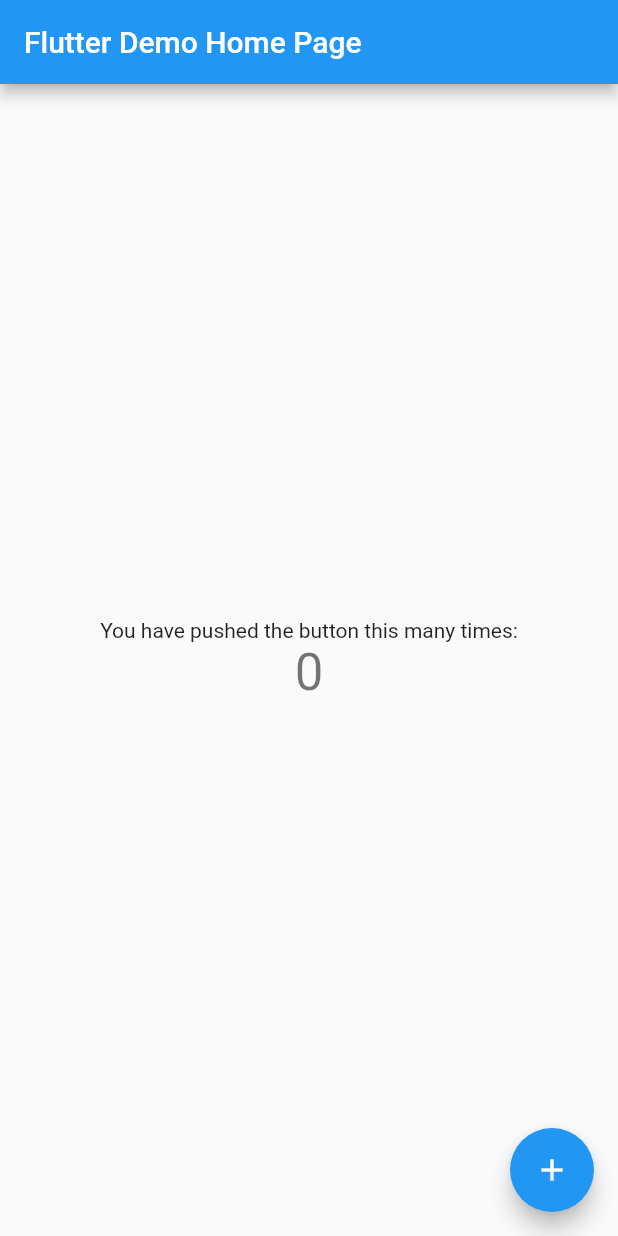
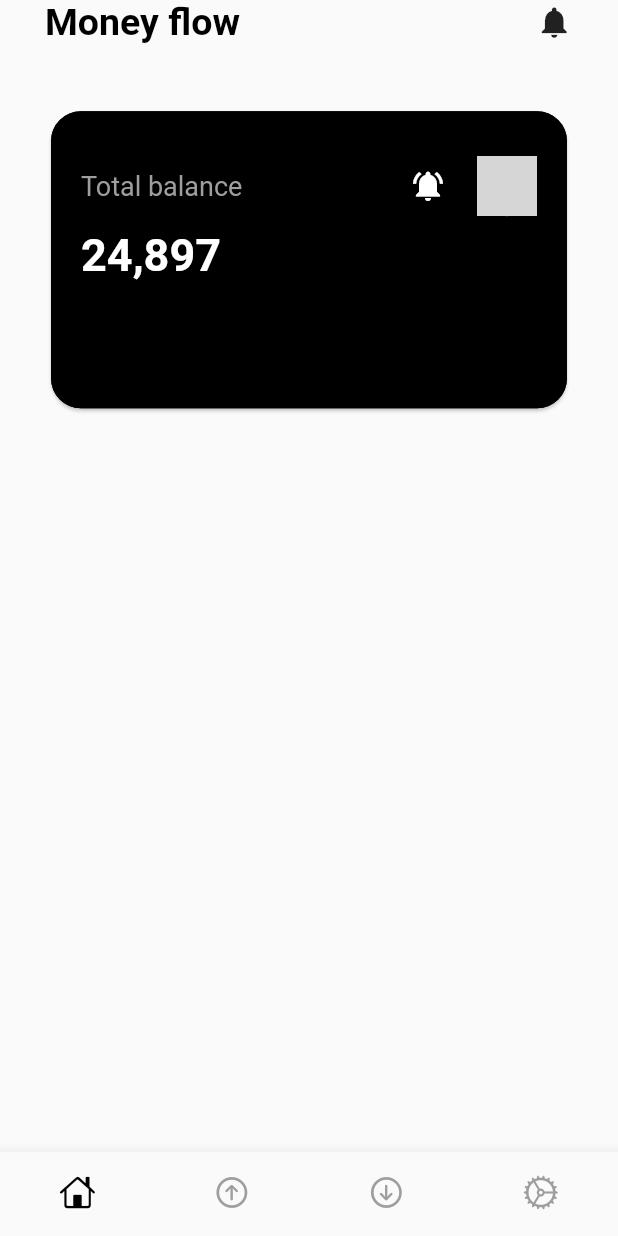
Before and after one commit to sajjatdev/wallet-flutter-ios-android, a Flutter app: the screen it shows after launch, on a phone screen of 412 x 824 dp. Run offline on Flutter 3.47's test engine with Material 2 defaults, Android fonts, the phone set to English and light mode, and no system bars; our stand-ins replace get; network calls fail; grey boxes are pictures that could not be loaded.

Commit message:
Card Design

```diff
--- a/lib/main.dart
+++ b/lib/main.dart
@@ -1,115 +1,19 @@
 import 'package:flutter/material.dart';
+import 'package:get/get.dart';
+import 'package:get/route_manager.dart';
+import 'package:wallet/screen/HomePage.dart';
 
 void main() {
-  runApp(const MyApp());
+  runApp(const Wallet());
 }
 
-class MyApp extends StatelessWidget {
-  const MyApp({Key? key}) : super(key: key);
+class Wallet extends StatelessWidget {
+  const Wallet({Key? key}) : super(key: key);
 
-  // This widget is the root of your application.
   @override
   Widget build(BuildContext context) {
-    return MaterialApp(
-      title: 'Flutter Demo',
-      theme: ThemeData(
-        // This is the theme of your application.
-        //
-        // Try running your application with "flutter run". You'll see the
-        // application has a blue toolbar. Then, without quitting the app, try
-        // changing the primarySwatch below to Colors.green and then invoke
-        // "hot reload" (press "r" in the console where you ran "flutter run",
-        // or simply save your changes to "hot reload" in a Flutter IDE).
-        // Notice that the counter didn't reset back to zero; the application
-        // is not restarted.
-        primarySwatch: Colors.blue,
-      ),
-      home: const MyHomePage(title: 'Flutter Demo Home Page'),
+    return const GetMaterialApp(
+      home: HomePage(),
     );
   }
 }
-
-class MyHomePage extends StatefulWidget {
-  const MyHomePage({Key? key, required this.title}) : super(key: key);
-
-  // This widget is the home page of your application. It is stateful, meaning
-  // that it has a State object (defined below) that contains fields that affect
-  // how it looks.
-
-  // This class is the configuration for the state. It holds the values (in this
-  // case the title) provided by the parent (in this case the App widget) and
-  // used by the build method of the State. Fields in a Widget subclass are
-  // always marked "final".
-
-  final String title;
-
-  @override
-  State<MyHomePage> createState() => _MyHomePageState();
-}
-
-class _MyHomePageState extends State<MyHomePage> {
-  int _counter = 0;
-
-  void _incrementCounter() {
-    setState(() {
-      // This call to setState tells the Flutter framework that something has
-      // changed in this State, which causes it to rerun the build method below
-      // so that the display can reflect the updated values. If we changed
-      // _counter without calling setState(), then the build method would not be
-      // called again, and so nothing would appear to happen.
-      _counter++;
-    });
-  }
-
-  @override
-  Widget build(BuildContext context) {
-    // This method is rerun every time setState is called, for instance as done
-    // by the _incrementCounter method above.
-    //
-    // The Flutter framework has been optimized to make rerunning build methods
-    // fast, so that you can just rebuild anything that needs updating rather
-    // than having to individually change instances of widgets.
-    return Scaffold(
-      appBar: AppBar(
-        // Here we take the value from the MyHomePage object that was created by
-        // the App.build method, and use it to set our appbar title.
-        title: Text(widget.title),
-      ),
-      body: Center(
-        // Center is a layout widget. It takes a single child and positions it
-        // in the middle of the parent.
-        child: Column(
-          // Column is also a layout widget. It takes a list of children and
-          // arranges them vertically. By default, it sizes itself to fit its
-          // children horizontally, and tries to be as tall as its parent.
-          //
-          // Invoke "debug painting" (press "p" in the console, choose the
-          // "Toggle Debug Paint" action from the Flutter Inspector in Android
-          // Studio, or the "Toggle Debug Paint" command in Visual Studio Code)
-          // to see the wireframe for each widget.
-          //
-          // Column has various properties to control how it sizes itself and
-          // how it positions its children. Here we use mainAxisAlignment to
-          // center the children vertically; the main axis here is the vertical
-          // axis because Columns are vertical (the cross axis would be
-          // horizontal).
-          mainAxisAlignment: MainAxisAlignment.center,
-          children: <Widget>[
-            const Text(
-              'You have pushed the button this many times:',
-            ),
-            Text(
-              '$_counter',
-              style: Theme.of(context).textTheme.headline4,
-            ),
-          ],
-        ),
-      ),
-      floatingActionButton: FloatingActionButton(
-        onPressed: _incrementCounter,
-        tooltip: 'Increment',
-        child: const Icon(Icons.add),
-      ), // This trailing comma makes auto-formatting nicer for build methods.
-    );
-  }
-}
--- /dev/null
+++ b/lib/screen/HomePage.dart
@@ -0,0 +1,145 @@
+import 'package:flutter/cupertino.dart';
+import 'package:flutter/material.dart';
+
+class HomePage extends StatefulWidget {
+  const HomePage({Key? key}) : super(key: key);
+
+  @override
+  State<HomePage> createState() => _HomePageState();
+}
+
+class _HomePageState extends State<HomePage> {
+  int menu_index = 0;
+  @override
+  Widget build(BuildContext context) {
+    double width = MediaQuery.of(context).size.width;
+    double height = MediaQuery.of(context).size.height;
+    return Scaffold(
+      body: SafeArea(
+          child: Padding(
+        padding: const EdgeInsets.symmetric(horizontal: 30),
+        child: Column(
+          children: [
+            const Header(),
+            SizedBox(
+              height: width * 0.1,
+            ),
+            SizedBox(
+                height: height * 0.25,
+                width: width,
+                child: Card(
+                  shape: OutlineInputBorder(
+                      borderRadius: BorderRadius.circular(20)),
+                  color: Colors.black,
+                  child: Padding(
+                    padding: const EdgeInsets.symmetric(
+                        horizontal: 20, vertical: 30),
+                    child: Column(
+                      children: [
+                        Row(
+                          mainAxisAlignment: MainAxisAlignment.spaceBetween,
+                          children: [
+                            const Text(
+                              "Total balance",
+                              style:
+                                  TextStyle(color: Colors.grey, fontSize: 18),
+                            ),
+                            Row(
+                              children: [
+                                const Icon(
+                                  Icons.notifications_active,
+                                  color: Colors.white,
+                                ),
+                                SizedBox(
+                                  width: width * 0.05,
+                                ),
+                                const CircleAvatar(
+                                  backgroundImage: NetworkImage(
+                                      "https://cdn.pixabay.com/photo/2016/11/22/21/42/woman-1850703__480.jpg"),
+                                )
+                              ],
+                            ),
+                          ],
+                        ),
+                        SizedBox(
+                          height: width * 0.02,
+                        ),
+                        const Align(
+                          alignment: Alignment.topLeft,
+                          child: Text(
+                            "24,897",
+                            style: TextStyle(
+                                color: Colors.white,
+                                fontSize: 30,
+                                fontWeight: FontWeight.bold),
+                          ),
+                        )
+                      ],
+                    ),
+                  ),
+                ))
+          ],
+        ),
+      )),
+      bottomNavigationBar: bottom_menu(),
+    );
+  }
+
+// Bottom Menu Bar
+  BottomNavigationBar bottom_menu() {
+    return BottomNavigationBar(
+        currentIndex: menu_index,
+        type: BottomNavigationBarType.fixed,
+        onTap: (int index) => setState(() => menu_index = index),
+        showSelectedLabels: false,
+        showUnselectedLabels: false,
+        selectedIconTheme: const IconThemeData(color: Colors.black),
+        unselectedIconTheme: const IconThemeData(color: Colors.grey),
+        items: const [
+          BottomNavigationBarItem(
+              icon: Icon(
+                CupertinoIcons.home,
+              ),
+              label: ""),
+          BottomNavigationBarItem(
+              icon: Icon(
+                CupertinoIcons.arrow_up_circle,
+              ),
+              label: ""),
+          BottomNavigationBarItem(
+              icon: Icon(
+                CupertinoIcons.arrow_down_circle,
+              ),
+              label: ""),
+          BottomNavigationBarItem(
+              icon: Icon(
+                CupertinoIcons.settings,
+              ),
+              label: "")
+        ]);
+  }
+}
+
+class Header extends StatelessWidget {
+  const Header({
+    Key? key,
+  }) : super(key: key);
+
+  @override
+  Widget build(BuildContext context) {
+    return Row(
+      mainAxisAlignment: MainAxisAlignment.spaceBetween,
+      children: const [
+        Text(
+          "Money flow",
+          style: TextStyle(
+              color: Colors.black, fontSize: 25, fontWeight: FontWeight.bold),
+        ),
+        Icon(
+          Icons.notifications,
+          size: 25,
+        )
+      ],
+    );
+  }
+}
```
Also changed, not shown: pubspec.yaml (+8 -0 lines), lib/config/style.dart (added), pubspec.lock, 11 other files.
